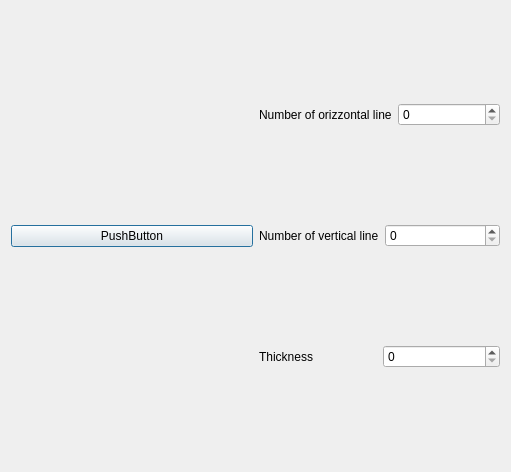
First picture: the form in src/sheet/dialog_sheet.ui, repository giacomogroppi/writernote-qt, before the edit.
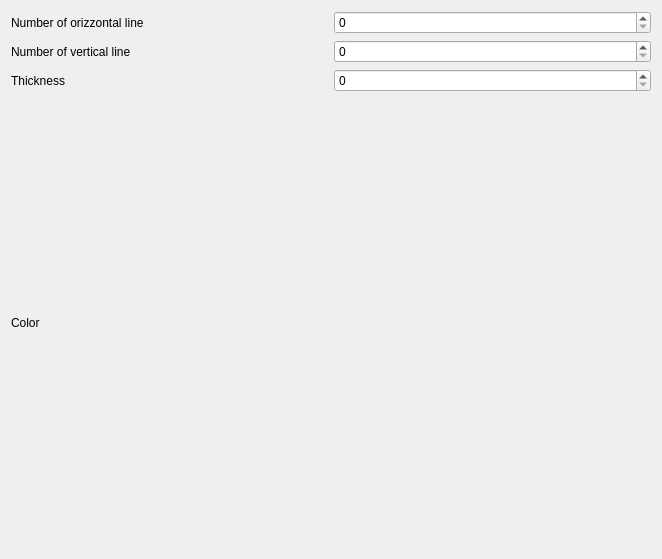
Second picture: the form after the edit.

```diff
--- a/src/sheet/dialog_sheet.ui
+++ b/src/sheet/dialog_sheet.ui
@@ -6,8 +6,8 @@
    <rect>
     <x>0</x>
     <y>0</y>
-    <width>511</width>
-    <height>472</height>
+    <width>662</width>
+    <height>559</height>
    </rect>
   </property>
   <property name="windowTitle">
@@ -19,13 +19,6 @@
      <property name="sizeConstraint">
       <enum>QLayout::SetDefaultConstraint</enum>
      </property>
-     <item>
-      <widget class="QPushButton" name="pushButton">
-       <property name="text">
-        <string>PushButton</string>
-       </property>
-      </widget>
-     </item>
      <item>
       <layout class="QVBoxLayout" name="verticalLayout">
        <item>
@@ -70,6 +63,17 @@
          </item>
         </layout>
        </item>
+       <item>
+        <layout class="QHBoxLayout" name="horizontalLayout_color">
+         <item>
+          <widget class="QLabel" name="label_color">
+           <property name="text">
+            <string>Color</string>
+           </property>
+          </widget>
+         </item>
+        </layout>
+       </item>
       </layout>
      </item>
     </layout>
```
Left out of the diff: 6 changed lines with no effect on the pictures.
